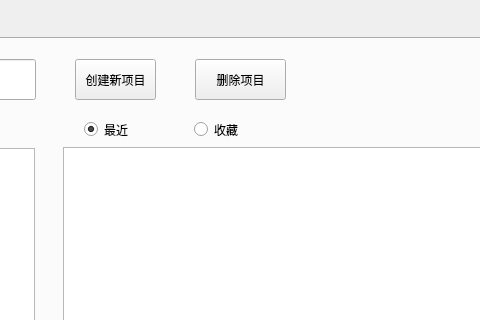
First picture: the form in xhs_DBMS/widget.ui, repository Littledoveqwq/xhs_DBMS, before the edit; both pictures show x 447 to 927 and y 0 to 320 of the 1080 by 607 pixel window.
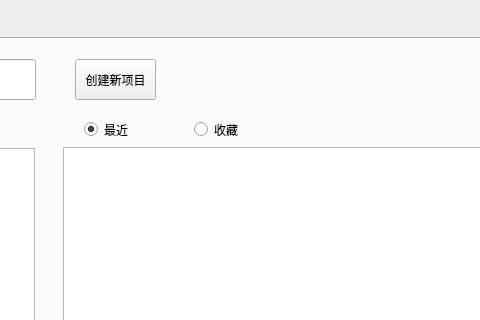
Second picture: the form after the edit. The open tabs and pages were chosen to show the change. Icons and pictures are not drawn.

```diff
--- a/xhs_DBMS/widget.ui
+++ b/xhs_DBMS/widget.ui
@@ -190,19 +190,6 @@
         </widget>
        </widget>
       </widget>
-      <widget class="QPushButton" name="btn_projectDelete">
-       <property name="geometry">
-        <rect>
-         <x>450</x>
-         <y>20</y>
-         <width>91</width>
-         <height>41</height>
-        </rect>
-       </property>
-       <property name="text">
-        <string>删除项目</string>
-       </property>
-      </widget>
       <widget class="QPushButton" name="btn_projectNew">
        <property name="geometry">
         <rect>
```
Left out of the diff: 2 changed lines with no effect on the pictures.
